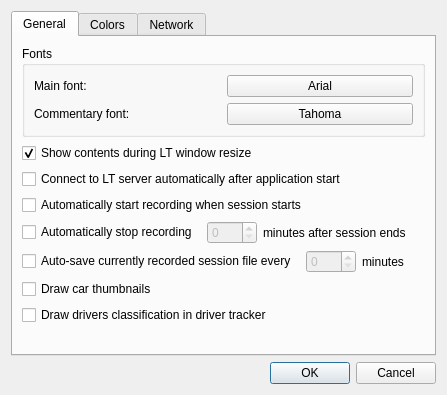
Qt form ui/preferencesdialog.ui (gronberg/f1lt) before a commit.
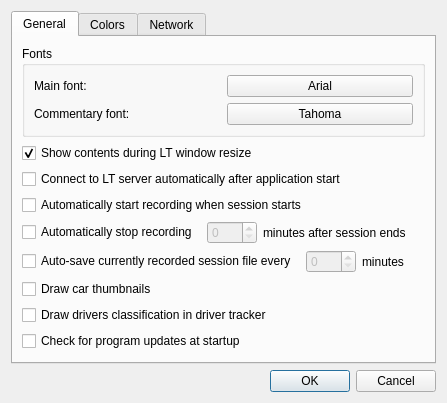
The same form after that commit. Icons and pictures are not drawn.

Commit message: added "check for updates" tool, fixed issues with clickable links on About dialog

What changed in the file:
```diff
--- a/ui/preferencesdialog.ui
+++ b/ui/preferencesdialog.ui
@@ -180,6 +180,13 @@
          </property>
         </widget>
        </item>
+       <item>
+        <widget class="QCheckBox" name="updateCheckBox">
+         <property name="text">
+          <string>Check for program updates at startup</string>
+         </property>
+        </widget>
+       </item>
        <item>
         <spacer name="verticalSpacer_2">
          <property name="orientation">
```
The commit also changes 12 other files.
